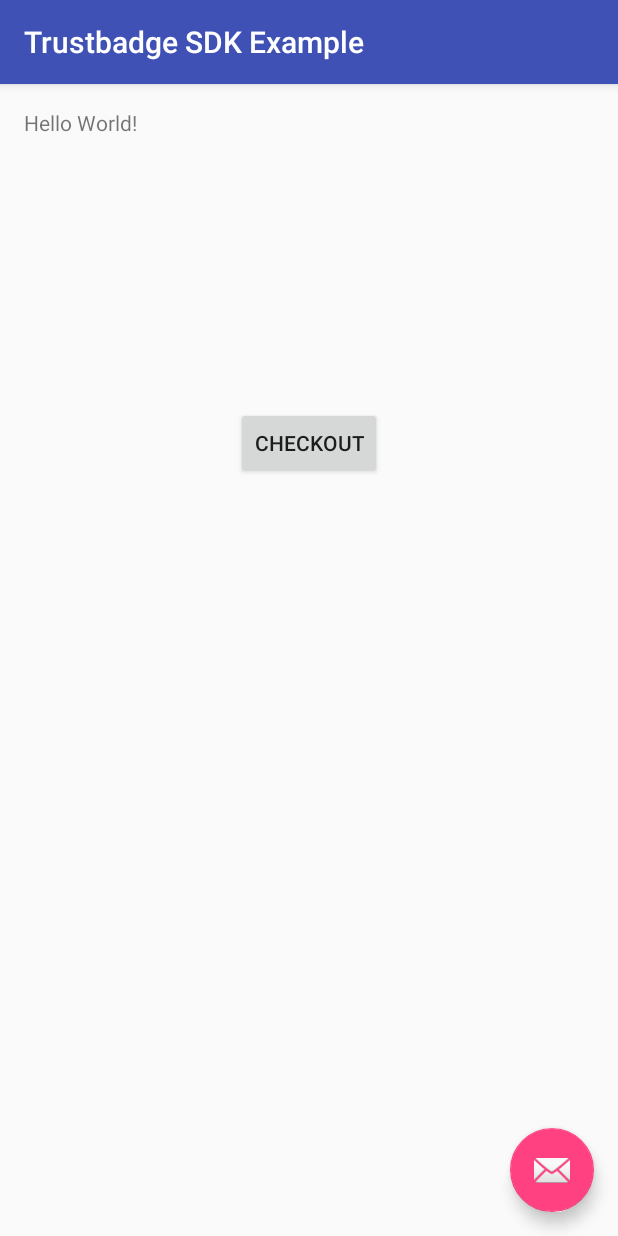
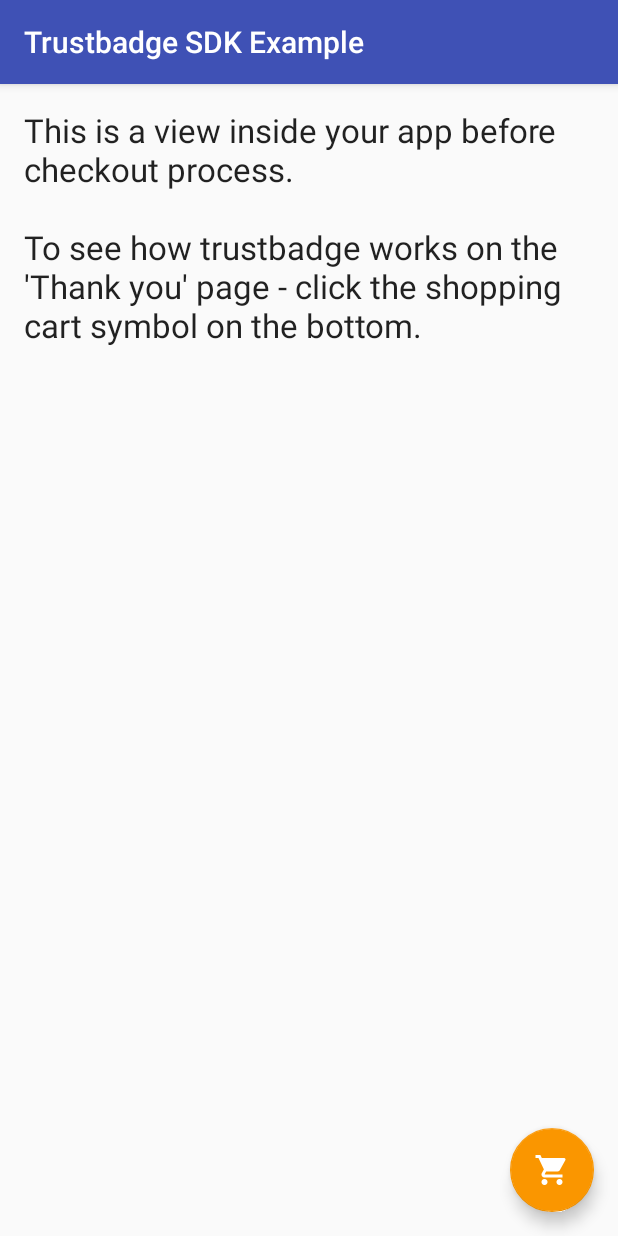
Before and after one commit to trustedshops/trustedshops-android-sdk, an Android app: the screen it shows after launch (MainActivity), on a phone screen of 412 x 824 dp. Run offline under Robolectric (Android 15) with nearby library versions, the phone set to English and light mode, and no system bars; libraries missing offline, so code that uses them is left out: com.afollestad.materialdialogs.

```diff
--- a/trustbadgeexample/src/main/java/com/trustedshops/trustbadgeexample/MainActivity.java
+++ b/trustbadgeexample/src/main/java/com/trustedshops/trustbadgeexample/MainActivity.java
@@ -1,38 +1,22 @@
 package com.trustedshops.trustbadgeexample;
 
 import android.content.Context;
+import android.content.Intent;
 import android.os.Bundle;
-import android.os.Handler;
-import android.os.Message;
 import android.support.design.widget.FloatingActionButton;
-import android.support.design.widget.Snackbar;
 import android.support.v7.app.AppCompatActivity;
 import android.support.v7.widget.Toolbar;
 import android.util.Log;
-import android.view.Menu;
-import android.view.MenuItem;
 import android.view.View;
-import android.widget.Button;
 import android.widget.ImageView;
 
-import com.google.android.gms.common.api.GoogleApiClient;
-import com.trustedshops.androidsdk.trustbadge.Product;
 import com.trustedshops.androidsdk.trustbadge.Trustbadge;
 import com.trustedshops.androidsdk.trustbadge.TrustbadgeException;
-import com.trustedshops.androidsdk.trustbadge.TrustbadgeOrder;
-import com.trustedshops.androidsdk.trustbadge.TrustedShopsCheckout;
-
-import java.util.Random;
 
 
 public class MainActivity extends AppCompatActivity {
 
     protected Context mContext;
-    /**
-     * ATTENTION: This was auto-generated to implement the App Indexing API.
-     * See https://g.co/AppIndexing/AndroidStudio for more information.
-     */
-    private GoogleApiClient client;
 
     @Override
     protected void onCreate(Bundle savedInstanceState) {
@@ -45,8 +29,8 @@ public class MainActivity extends AppCompatActivity {
         fab.setOnClickListener(new View.OnClickListener() {
             @Override
             public void onClick(View view) {
-                Snackbar.make(view, "Replace with your own action", Snackbar.LENGTH_LONG)
-                        .setAction("Action", null).show();
+                Intent intent = new Intent(MainActivity.this, CheckoutPageActivity.class);
+                startActivity(intent);
             }
         });
 
@@ -64,89 +48,5 @@ public class MainActivity extends AppCompatActivity {
         } catch (TrustbadgeException exception) {
             Log.d("TSDEBUG", exception.getMessage());
         }
-
-
-        Button checkoutButton = (Button) findViewById(R.id.checkout_button);
-        if (checkoutButton != null) {
-            checkoutButton.setOnClickListener(new View.OnClickListener() {
-                @Override
-                public void onClick(View v) {
-
-                    TrustbadgeOrder tsCheckoutTrustbadgeOrder = new TrustbadgeOrder();
-
-
-                    //@TODO - remove random order id generation after testing
-                    int orderNumber = new Random().nextInt((3000 - 1) + 1) + 1;
-                    String checkoutOrderNumber = "SDKTEST1000" + orderNumber;
-
-                    tsCheckoutTrustbadgeOrder.setTsCheckoutOrderNr(checkoutOrderNumber);
-                    tsCheckoutTrustbadgeOrder.setTsCheckoutBuyerEmail("tester@example.com");
-                    tsCheckoutTrustbadgeOrder.setTsCheckoutOrderAmount("150");
-                    tsCheckoutTrustbadgeOrder.setTsCheckoutOrderCurrency("EUR");
-                    tsCheckoutTrustbadgeOrder.setTsCheckoutOrderPaymentType("PAYPAL");
-
-                    Product checkoutProduct1 = new Product();
-                    checkoutProduct1.setTsCheckoutProductName("Brother TN-241C");
-                    checkoutProduct1.setTsCheckoutProductSKU("4123123");
-                    checkoutProduct1.setTsCheckoutProductUrl("http://www.brother.de/verbrauchsmaterial/laser/toner/tn/tn241c");
-                    checkoutProduct1.setTsCheckoutProductBrand("Brother");
-                    checkoutProduct1.setTsCheckoutProductGTIN("4977766718400");
-                    checkoutProduct1.setTsCheckoutProductImageUrl("http://www.brother.de/~/media/Product%20Images/Supplies/Laser/Toner/TN/TN241C/TN241C_main.png");
-                    checkoutProduct1.setTsCheckoutProductMPN("TN241C");
-
-                    tsCheckoutTrustbadgeOrder.addCheckoutProductItem(checkoutProduct1);
-
-
-                    Product checkoutProduct2 = new Product();
-                    checkoutProduct2.setTsCheckoutProductName("Brother TN-261C");
-                    checkoutProduct2.setTsCheckoutProductSKU("41231661");
-                    checkoutProduct2.setTsCheckoutProductUrl("http://www.brother.de/verbrauchsmaterial/laser/toner/tn/tn241c");
-                    tsCheckoutTrustbadgeOrder.addCheckoutProductItem(checkoutProduct2);
-
-                    tsCheckoutTrustbadgeOrder.setTsId("X330A2E7D449E31E467D2F53A55DDD070");
-
-                    TrustedShopsCheckout tsCheckout = new TrustedShopsCheckout(tsCheckoutTrustbadgeOrder);
-
-
-                    /* Add callback for dialog dismiss */
-                    Handler.Callback test = new Handler.Callback() {
-                        @Override
-                        public boolean handleMessage(Message test) {
-
-                            switch (test.what) {
-                                case TrustedShopsCheckout._dismissCallNumber:
-                                    //Card closed
-                                    Log.d("TSDEBUG","Case 1 called");
-
-                                    break;
-                                case TrustedShopsCheckout._errorCallNumber:
-                                    //Failure
-                                    Log.d("TSDEBUG","Case 2 called");
-                                    break;
-                            }
-
-                            return true;
-                        }
-                    };
-
-                    try {
-                        tsCheckout.init(MainActivity.this, null);
-                    } catch (TrustbadgeException exception) {
-                        Log.d("TSDEBUG", "Checkout Exception: " + exception.getMessage());
-                    }
-                }
-            });
-        }
-    }
-
-    @Override
-    public boolean onCreateOptionsMenu(Menu menu) {
-        getMenuInflater().inflate(R.menu.menu_main, menu);
-        return true;
-    }
-
-    @Override
-    public boolean onOptionsItemSelected(MenuItem item) {
-        return super.onOptionsItemSelected(item);
     }
 }
--- a/trustbadgeexample/src/main/res/layout/activity_main.xml
+++ b/trustbadgeexample/src/main/res/layout/activity_main.xml
@@ -29,6 +29,7 @@
         android:layout_height="wrap_content"
         android:layout_gravity="bottom|end"
         android:layout_margin="@dimen/fab_margin"
-        android:src="@android:drawable/ic_dialog_email" />
+        app:backgroundTint="@color/checkoutButtonColor"
+        android:src="@mipmap/ic_shopping_cart_white_24dp" />
 
 </android.support.design.widget.CoordinatorLayout>
--- a/trustbadgeexample/src/main/res/layout/content_main.xml
+++ b/trustbadgeexample/src/main/res/layout/content_main.xml
@@ -15,8 +15,10 @@
     <TextView
         android:layout_width="wrap_content"
         android:layout_height="wrap_content"
-        android:text="Hello World!"
-        android:id="@+id/textView" />
+        android:text="This is a view inside your app before checkout process.\n\nTo see how trustbadge works on the &apos;Thank you&apos; page - click the shopping cart symbol on the bottom."
+
+        android:id="@+id/textView"
+        android:textAppearance="?android:attr/textAppearanceLarge" />
 
     <ImageView
         android:layout_width="50dp"
@@ -26,13 +28,4 @@
         android:layout_alignParentLeft="true"
         android:layout_alignParentStart="true"
         android:layout_marginBottom="5dp" />
-
-    <Button
-        android:layout_width="wrap_content"
-        android:layout_height="wrap_content"
-        android:text="Checkout"
-        android:id="@+id/checkout_button"
-        android:layout_below="@+id/textView"
-        android:layout_centerHorizontal="true"
-        android:layout_marginTop="180dp" />
 </RelativeLayout>
--- a/trustbadgeexample/src/main/res/values/colors.xml
+++ b/trustbadgeexample/src/main/res/values/colors.xml
@@ -3,4 +3,5 @@
     <color name="colorPrimary">#3F51B5</color>
     <color name="colorPrimaryDark">#303F9F</color>
     <color name="colorAccent">#FF4081</color>
+    <color name="checkoutButtonColor">#FA9600</color>
 </resources>
```
Also changed, not shown: trustbadgeexample/src/main/AndroidManifest.xml (+8 -5 lines), trustbadgeexample/src/main/java/com/trustedshops/trustbadgeexample/CheckoutPageActivity.java (added, +90 -0 lines), trustbadgeexample/src/main/res/layout/activity_checkout_page.xml (added, +34 -0 lines), trustedshops-android-sdk/src/main/java/com/trustedshops/androidsdk/trustbadge/TrustedShopsCheckout.java (+37 -2 lines), trustbadgeexample/src/main/res/mipmap-hdpi/ic_shopping_cart_white_24dp.png (added), trustbadgeexample/src/main/res/mipmap-mdpi/ic_shopping_cart_white_24dp.png (added), trustbadgeexample/src/main/res/mipmap-xhdpi/ic_shopping_cart_white_24dp.png (added), trustbadgeexample/src/main/res/mipmap-xxhdpi/ic_shopping_cart_white_24dp.png (added), trustbadgeexample/src/main/res/mipmap-xxxhdpi/ic_shopping_cart_white_24dp.png (added), 1 other file.
